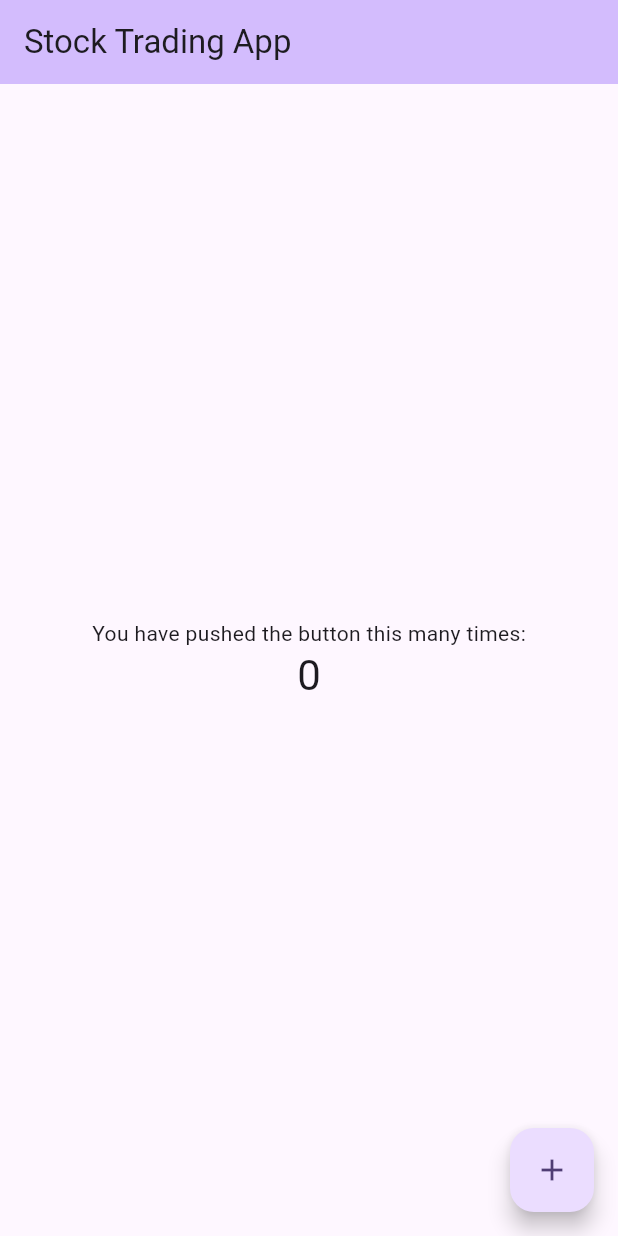
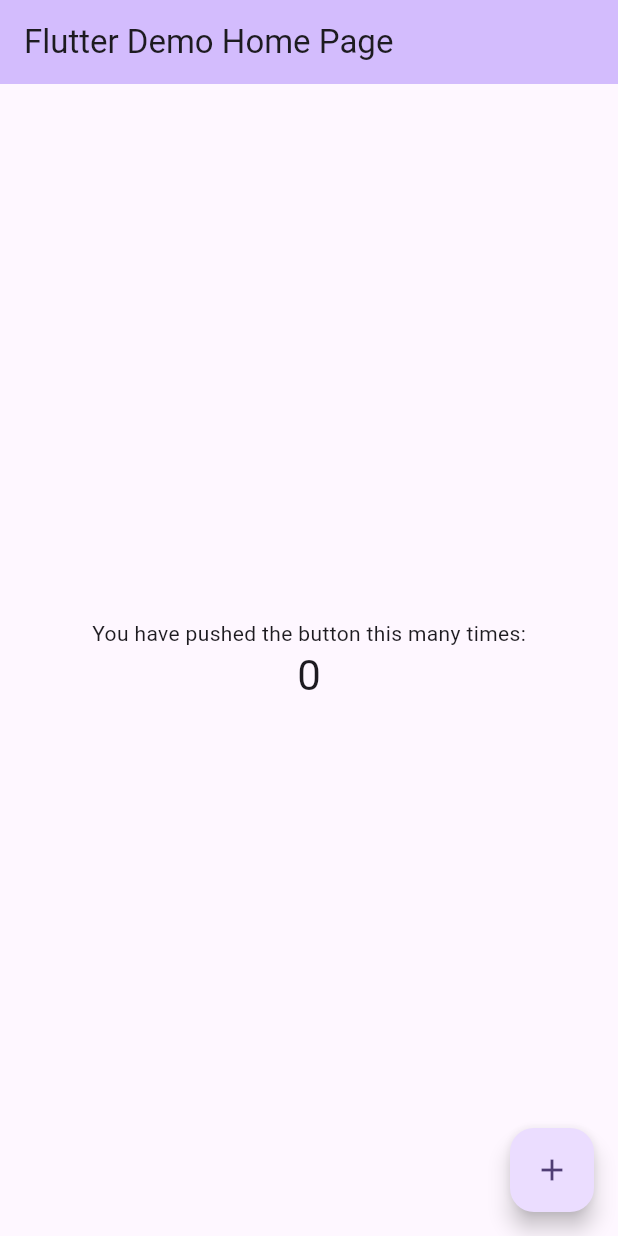
Before and after one commit to jyot75/WoC6.0-Flutter-TSA-Jyot, a Flutter app: the screen it shows after launch, on a phone screen of 412 x 824 dp. Run offline on Flutter 3.47's test engine with Material 3 defaults, Android fonts, the phone set to English and light mode, and no system bars; our stand-ins replace firebase_core; accounts and stored records are empty.

```diff
--- a/stockapp/lib/main.dart
+++ b/stockapp/lib/main.dart
@@ -16,7 +16,7 @@ class MyApp extends StatelessWidget {
         // This is the theme of your application.
         //
         // TRY THIS: Try running your application with "flutter run". You'll see
-        // the application has a blue toolbar. Then, without quitting the app,
+        // the application has a purple toolbar. Then, without quitting the app,
         // try changing the seedColor in the colorScheme below to Colors.green
         // and then invoke "hot reload" (save your changes or press the "hot
         // reload" button in a Flutter-supported IDE, or press "r" if you used
@@ -31,7 +31,7 @@ class MyApp extends StatelessWidget {
         colorScheme: ColorScheme.fromSeed(seedColor: Colors.deepPurple),
         useMaterial3: true,
       ),
-      home: const MyHomePage(title: 'Stock Trading App'),
+      home: const MyHomePage(title: 'Flutter Demo Home Page'),
     );
   }
 }
--- a/stockapp/pubspec.yaml
+++ b/stockapp/pubspec.yaml
@@ -1,5 +1,5 @@
 name: stockapp
-description: A new Flutter project.
+description: "A new Flutter project."
 # The following line prevents the package from being accidentally published to
 # pub.dev using `flutter pub publish`. This is preferred for private packages.
 publish_to: 'none' # Remove this line if you wish to publish to pub.dev
@@ -19,7 +19,7 @@ publish_to: 'none' # Remove this line if you wish to publish to pub.dev
 version: 1.0.0+1
 
 environment:
-  sdk: '>=3.1.2 <4.0.0'
+  sdk: '>=3.2.5 <4.0.0'
 
 # Dependencies specify other packages that your package needs in order to work.
 # To automatically upgrade your package dependencies to the latest versions
```
Also changed, not shown: stockapp/lib/firebase_options.dart, 12 other files.
